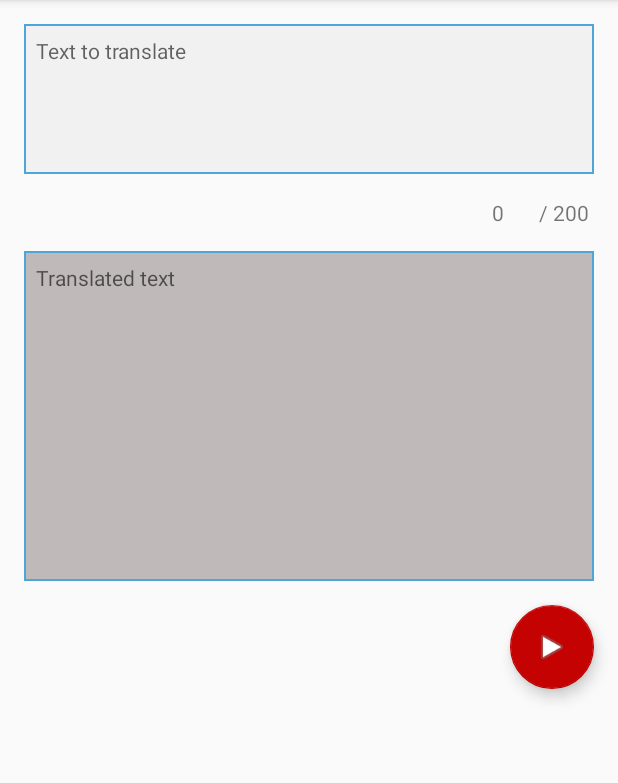
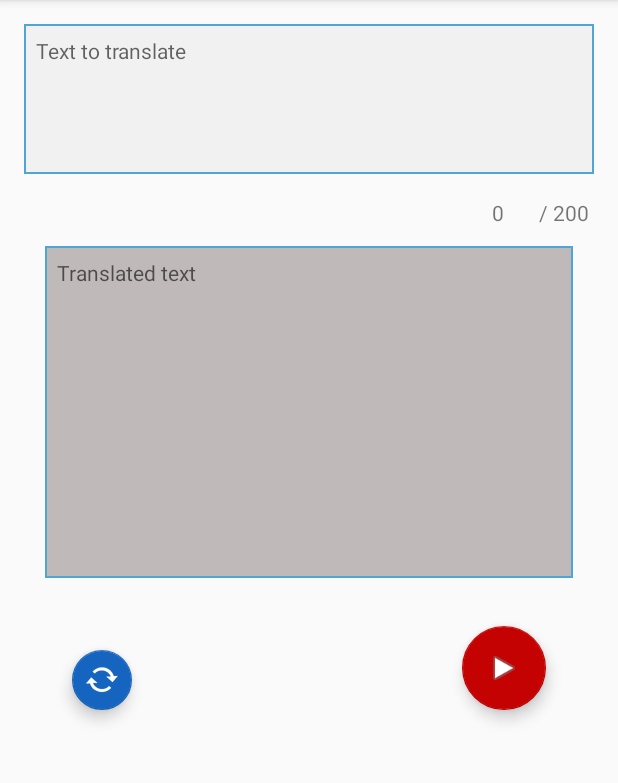
Before and after one commit to pepinpin/microMorse, an Android app: the screen it shows after launch (MainActivity), on a phone screen of 412 x 824 dp, the part 84-867 px from its top. Run offline under Robolectric (Android 15) with nearby library versions, the phone set to English and light mode, and no system bars; libraries missing offline, so code that uses them is left out: org.apache.commons; 3 statements that could not run were skipped.

Commit message:
- @TTM : Added "Repeat Button" - Speed up the emitting rate

```diff
--- a/app/src/main/AndroidManifest.xml
+++ b/app/src/main/AndroidManifest.xml
@@ -2,9 +2,9 @@
 <manifest xmlns:android="http://schemas.android.com/apk/res/android"
 		  package="net.biospherecorp.umorse">
 
-	<uses-permission android:name="android.permission.VIBRATE"/>
+	<uses-permission android:name="android.permission.VIBRATE" />
 	<uses-permission android:name="android.permission.CAMERA" />
-	<uses-feature android:name="android.hardware.camera" />
+	<uses-feature android:name="android.hardware.camera" android:required="false"/>
 
 	<application
 		android:allowBackup="true"
--- a/app/src/main/java/net/biospherecorp/umorse/MainActivity.java
+++ b/app/src/main/java/net/biospherecorp/umorse/MainActivity.java
@@ -21,11 +21,11 @@ public class MainActivity extends AppCompatActivity{
 	// Enum holding the name and values for the emitting speed
 	// used in the settings
 	enum Delays{
-		VERY_FAST(R.string.emitting_speed_very_fast ,600),
-		FAST(R.string.emitting_speed_fast,800),
-		NORMAL(R.string.emitting_speed_normal, 1000),
+		VERY_FAST(R.string.emitting_speed_very_fast ,300),
+		FAST(R.string.emitting_speed_fast,600),
+		NORMAL(R.string.emitting_speed_normal, 900),
 		SLOW(R.string.emitting_speed_slow, 1200),
-		VERY_SLOW(R.string.emitting_speed_very_slow, 1400);
+		VERY_SLOW(R.string.emitting_speed_very_slow, 1500);
 
 		int name;
 		int speed;
--- a/app/src/main/java/net/biospherecorp/umorse/MorseToTextFragment.java
+++ b/app/src/main/java/net/biospherecorp/umorse/MorseToTextFragment.java
@@ -73,15 +73,13 @@ public class MorseToTextFragment extends Fragment implements TranslateMorseTask.
 		// Instantiate the vibrator
 		mVib = (Vibrator) getActivity().getSystemService(VIBRATOR_SERVICE);
 
-
-
 		// Instantiate the Morse object, that will handle the translations (MTT and TTM)
 		_morse = Morse.getInstance(getActivity());
 
 		// get the buttons from the view
-		TextView delButton = (TextView) view.findViewById(R.id.delButton);
-		LiveButton dotButton = (LiveButton) view.findViewById(R.id.dot_button);
-		LiveButton dashButton = (LiveButton) view.findViewById(R.id.dash_button);
+		final TextView delButton = (TextView) view.findViewById(R.id.delButton);
+		final LiveButton dotButton = (LiveButton) view.findViewById(R.id.dot_button);
+		final LiveButton dashButton = (LiveButton) view.findViewById(R.id.dash_button);
 
 		final Button spaceButton = (Button) view.findViewById(R.id.space_button);
 
--- a/app/src/main/java/net/biospherecorp/umorse/SendMorseTask.java
+++ b/app/src/main/java/net/biospherecorp/umorse/SendMorseTask.java
@@ -34,7 +34,6 @@ class SendMorseTask extends AsyncTask<String, String, Void> {
 		_camera = new SimpleCamera(_main);
 
 		if(!_camera.initCamera()){
-//			_main.stopSending();
 			stopSendingMorse();
 		}
 
@@ -123,9 +122,8 @@ class SendMorseTask extends AsyncTask<String, String, Void> {
 	protected void onPostExecute(Void aVoid) {
 		super.onPostExecute(aVoid);
 
-		// stop the tasks and reset the button
-		//_main.stopSending();
-		stopSendingMorse();
+		TextToMorseFragment frag = (TextToMorseFragment) _main.getFragmentManager().findFragmentByTag("ttm");
+		frag.processPostExecute();
 
 	}
 
--- a/app/src/main/java/net/biospherecorp/umorse/TextToMorseFragment.java
+++ b/app/src/main/java/net/biospherecorp/umorse/TextToMorseFragment.java
@@ -15,14 +15,18 @@ import android.view.View;
 import android.view.ViewGroup;
 import android.widget.EditText;
 import android.widget.TextView;
+import android.widget.Toast;
 
 
 public class TextToMorseFragment extends Fragment implements TranslateMorseTask.AsyncResponse{
 
+	private static boolean REPEAT_SEND = false;
+
 	private Morse _morse;
 	private SendMorseTask _task;
-	//
+
 	private EditText textToTranslate;
+	private FloatingActionButton repeatButton;
 	private FloatingActionButton sendButton;
 
 	private TextView _translatedTextView;
@@ -36,6 +40,9 @@ public class TextToMorseFragment extends Fragment implements TranslateMorseTask.
 	// the colors used for the button
 	private int sendingColor;
 	private int notSendingColor;
+
+	private int repeatOnColor;
+	private int repeatOffColor;
 
 	// is it actually sending morse
 	private boolean isSending = false;
@@ -123,10 +130,38 @@ public class TextToMorseFragment extends Fragment implements TranslateMorseTask.
 		});
 
 
+	// Repeat Button
+		//
+		// the colors
+		repeatOnColor = getResources().getColor(R.color.repeatButtonOn);
+		repeatOffColor = getResources().getColor(R.color.repeatButtonOff);
+
+		// the Floating Action Button => repeat button
+		repeatButton = (FloatingActionButton) view.findViewById(R.id.repeatButton);
+
+		// set the color
+		repeatButton.setBackgroundTintList(ColorStateList.valueOf(repeatOffColor));
+
+		repeatButton.setOnClickListener(new View.OnClickListener() {
+			@Override
+			public void onClick(View view) {
+
+				REPEAT_SEND = !REPEAT_SEND;
+
+				// set the bkg color
+				if (REPEAT_SEND){
+					repeatButton.setBackgroundTintList(ColorStateList.valueOf(repeatOnColor));
+					Toast.makeText(getActivity(), "Repeat is ON", Toast.LENGTH_SHORT).show();
+				}else{
+					repeatButton.setBackgroundTintList(ColorStateList.valueOf(repeatOffColor));
+					Toast.makeText(getActivity(), "Repeat is OFF", Toast.LENGTH_SHORT).show();
+				}
+			}
+		});
+
 
 	// Send Button
 		//
-
 		// Colors for the send button
 		//
 		sendingColor = getResources().getColor(R.color.sendButtonSending);
@@ -191,8 +226,8 @@ public class TextToMorseFragment extends Fragment implements TranslateMorseTask.
 		}
 	}
 
-
 	// called by the TranslateMorseTask asyncTask
+	//
 	@Override
 	public void processResponse(String out) {
 
@@ -200,6 +235,23 @@ public class TextToMorseFragment extends Fragment implements TranslateMorseTask.
 		_translatedTextView.setText(_translatedString);
 	}
 
+	// Called by the sendMorseCode AsyncTask
+	//
+	void processPostExecute(){
+
+		if (REPEAT_SEND){
+
+			cancelTasks();
+
+			// send the morse code
+			_task = new SendMorseTask(((MainActivity) (getActivity())),
+					TextToMorseFragment.this);
+			_task.execute(_translatedString);
+		}else{
+
+			stopSending();
+		}
+	}
 
 	// stop everything,
 	// reset the button
@@ -214,15 +266,18 @@ public class TextToMorseFragment extends Fragment implements TranslateMorseTask.
 		// show the snack
 		showSnack(getString(R.string.snack_stop_sending), 500);
 
+		cancelTasks();
+	}
+
+	private void cancelTasks(){
+
 		// if a task is running,
 		// cancel it
 		if (_task != null){
 			_task.cancel(true);
 			_task = null;
 		}
-
 	}
-
 
 	// set the button is a specific state (sending/ not sending)
 	private void setButton(boolean isSending){
--- a/app/src/main/res/layout-w700dp/mtt_fragment.xml
+++ b/app/src/main/res/layout-w700dp/mtt_fragment.xml
@@ -23,7 +23,7 @@
 		android:hint="@string/translated_text"
 		android:inputType="textMultiLine|textNoSuggestions"
 		android:textIsSelectable="true"
-		android:textSize="14sp"
+		android:textSize="18sp"
 
 		android:scrollbars="vertical"
 
@@ -40,11 +40,11 @@
 		android:layout_marginLeft="128dp"
 		android:layout_marginStart="128dp"
 		app:layout_constraintTop_toTopOf="@+id/activity_main"
-		android:layout_marginTop="40dp"
+		android:layout_marginTop="48dp"
 		app:layout_constraintRight_toRightOf="@+id/activity_main"
 		android:layout_marginRight="128dp"
 		android:layout_marginEnd="128dp"
-		app:layout_constraintHorizontal_bias="1.0"/>
+		app:layout_constraintHorizontal_bias="0.33"/>
 
 	<view
 		android:id="@+id/dot_button"
@@ -87,12 +87,11 @@
 		android:paddingEnd="@dimen/textview_horizontal_padding"
 
 
+		app:layout_constraintTop_toTopOf="@+id/resultTextView"
+		android:layout_marginTop="110dp"
 		app:layout_constraintRight_toRightOf="@+id/resultTextView"
 		android:layout_marginRight="240dp"
-		android:layout_marginEnd="240dp"
-		tools:layout_constraintRight_creator="1"
-		app:layout_constraintBottom_toBottomOf="@+id/resultTextView"
-		tools:layout_constraintBottom_creator="1"/>
+		android:layout_marginEnd="240dp"/>
 
 	<view
 		android:id="@+id/dash_button"
@@ -139,13 +138,13 @@
 		android:includeFontPadding="false"
 
 		app:layout_constraintLeft_toRightOf="@+id/dot_button"
+		android:layout_marginLeft="64dp"
+		android:layout_marginStart="64dp"
 		app:layout_constraintTop_toBottomOf="@+id/resultTextView"
 		android:layout_marginTop="56dp"
-		android:layout_marginLeft="64dp"
-		android:layout_marginStart="64dp"
+		app:layout_constraintRight_toLeftOf="@+id/dash_button"
 		android:layout_marginRight="64dp"
 		android:layout_marginEnd="64dp"
-		app:layout_constraintRight_toLeftOf="@+id/dash_button"
 		app:layout_constraintHorizontal_bias="0.59"/>
 
 	<TextView
--- a/app/src/main/res/layout-w700dp/ttm_fragment.xml
+++ b/app/src/main/res/layout-w700dp/ttm_fragment.xml
@@ -1,5 +1,5 @@
 <?xml version="1.0" encoding="utf-8"?>
-<LinearLayout
+<android.support.constraint.ConstraintLayout
 	android:id="@+id/activity_main"
 	xmlns:android="http://schemas.android.com/apk/res/android"
 	xmlns:tools="http://schemas.android.com/tools"
@@ -23,16 +23,8 @@
 		android:imeOptions="actionDone"
 		android:inputType="textImeMultiLine"
 
-	android:layout_width="match_parent"
-	android:layout_height="100dp"
-
-	android:layout_marginTop="@dimen/activity_vertical_margin"
-	android:layout_marginBottom="@dimen/activity_vertical_margin"
-
-	android:layout_marginLeft="@dimen/activity_horizontal_margin"
-	android:layout_marginStart="@dimen/activity_horizontal_margin"
-	android:layout_marginRight="@dimen/activity_horizontal_margin"
-	android:layout_marginEnd="@dimen/activity_horizontal_margin"
+		android:layout_width="705dp"
+		android:layout_height="150dp"
 
 		android:paddingTop="@dimen/textview_vertical_padding"
 		android:paddingBottom="@dimen/textview_vertical_padding"
@@ -42,35 +34,45 @@
 
 		android:paddingRight="@dimen/textview_horizontal_padding"
 		android:paddingEnd="@dimen/textview_horizontal_padding"
-	/>
+		app:layout_constraintLeft_toLeftOf="@+id/activity_main"
+		android:layout_marginLeft="32dp"
+		android:layout_marginStart="32dp"
+		app:layout_constraintTop_toTopOf="@+id/activity_main"
+		android:layout_marginTop="32dp"
+		app:layout_constraintRight_toRightOf="@+id/activity_main"
+		android:layout_marginRight="32dp"
+		android:layout_marginEnd="32dp"
+		app:layout_constraintHorizontal_bias="0.57"/>
 
-	<LinearLayout
-	android:layout_width="match_parent"
-	android:layout_height="wrap_content"
-	android:gravity="end"
-	android:layout_marginRight="@dimen/activity_horizontal_margin"
-	android:layout_marginEnd="@dimen/activity_horizontal_margin"
-	>
+
 	<TextView
 		android:id="@+id/actualChar"
 		android:text="0"
-	android:layout_width="28dp"
+		android:textSize="18sp"
+		android:layout_width="40dp"
 		android:layout_height="wrap_content"
-	/>
+		app:layout_constraintTop_toBottomOf="@+id/toTranslateEditText"
+		android:layout_marginTop="24dp"
+		app:layout_constraintRight_toLeftOf="@+id/maxChar"/>
 
 	<TextView
 		android:id="@+id/maxChar"
 		android:text=" / 200"
-	android:layout_width="40dp"
+		android:textSize="18sp"
+		android:layout_width="64dp"
 		android:layout_height="wrap_content"
-	/>
-	</LinearLayout>
+		app:layout_constraintTop_toBottomOf="@+id/toTranslateEditText"
+		android:layout_marginTop="24dp"
+		app:layout_constraintRight_toRightOf="@+id/activity_main"
+		android:layout_marginRight="56dp"
+		android:layout_marginEnd="56dp"/>
+
 
 	<TextView
 		android:id="@+id/resultTextView"
 		android:background="@drawable/inactive_text_view"
 
-	android:layout_width="match_parent"
+		android:layout_width="0dp"
 		android:layout_height="220dp"
 
 		android:hint="@string/translated_text"
@@ -81,14 +83,6 @@
 
 		android:scrollbars="vertical"
 
-	android:layout_marginTop="@dimen/activity_vertical_margin"
-	android:layout_marginBottom="@dimen/activity_vertical_margin"
-
-	android:layout_marginLeft="@dimen/activity_horizontal_margin"
-	android:layout_marginStart="@dimen/activity_horizontal_margin"
-	android:layout_marginRight="@dimen/activity_horizontal_margin"
-	android:layout_marginEnd="@dimen/activity_horizontal_margin"
-
 		android:paddingTop="@dimen/textview_vertical_padding"
 		android:paddingLeft="@dimen/textview_horizontal_padding"
 		android:paddingStart="@dimen/textview_horizontal_padding"
@@ -97,17 +91,43 @@
 		android:paddingEnd="@dimen/textview_horizontal_padding"
 		android:paddingBottom="@dimen/textview_vertical_padding"
 
-	/>
+		app:layout_constraintLeft_toLeftOf="@+id/activity_main"
+		android:layout_marginLeft="16dp"
+		android:layout_marginStart="16dp"
+		app:layout_constraintTop_toBottomOf="@+id/toTranslateEditText"
+		android:layout_marginTop="72dp"
+		app:layout_constraintRight_toRightOf="@+id/activity_main"
+		android:layout_marginRight="16dp"
+		android:layout_marginEnd="16dp"
+		app:layout_constraintHorizontal_bias="0.37"/>
+
+
+	<android.support.design.widget.FloatingActionButton
+		android:id="@+id/repeatButton"
+		android:layout_width="wrap_content"
+		android:layout_height="wrap_content"
+
+		app:fabSize="mini"
+		android:src="@android:drawable/stat_notify_sync"
+
+		app:layout_constraintLeft_toLeftOf="@+id/activity_main"
+		android:layout_marginLeft="304dp"
+		android:layout_marginStart="304dp"
+		app:layout_constraintTop_toBottomOf="@+id/resultTextView"
+		android:layout_marginTop="72dp"/>
 
 
 	<android.support.design.widget.FloatingActionButton
 		android:id="@+id/sendMorseCodeButton"
 		android:layout_width="wrap_content"
 		android:layout_height="wrap_content"
-		android:layout_gravity="bottom|center"
 
 		app:fabSize="normal"
 		android:src="@android:drawable/ic_dialog_email"
-		/>
+		app:layout_constraintTop_toBottomOf="@+id/resultTextView"
+		android:layout_marginTop="56dp"
+		app:layout_constraintRight_toRightOf="@+id/activity_main"
+		android:layout_marginRight="272dp"
+		android:layout_marginEnd="272dp"/>
 
-</LinearLayout>
+</android.support.constraint.ConstraintLayout>
--- a/app/src/main/res/layout/ttm_fragment.xml
+++ b/app/src/main/res/layout/ttm_fragment.xml
@@ -1,5 +1,5 @@
 <?xml version="1.0" encoding="utf-8"?>
-<LinearLayout
+<android.support.constraint.ConstraintLayout
 	android:id="@+id/activity_main"
 	xmlns:android="http://schemas.android.com/apk/res/android"
 	xmlns:tools="http://schemas.android.com/tools"
@@ -22,16 +22,8 @@
 		android:imeOptions="actionDone"
 		android:inputType="textImeMultiLine"
 
-		android:layout_width="match_parent"
-		android:layout_height="100dp"
-
-		android:layout_marginTop="@dimen/activity_vertical_margin"
-		android:layout_marginBottom="@dimen/activity_vertical_margin"
-
-		android:layout_marginLeft="@dimen/activity_horizontal_margin"
-		android:layout_marginStart="@dimen/activity_horizontal_margin"
-		android:layout_marginRight="@dimen/activity_horizontal_margin"
-		android:layout_marginEnd="@dimen/activity_horizontal_margin"
+		android:layout_width="0dp"
+		android:layout_height="0dp"
 
 		android:paddingTop="@dimen/textview_vertical_padding"
 		android:paddingBottom="@dimen/textview_vertical_padding"
@@ -41,50 +33,60 @@
 
 		android:paddingRight="@dimen/textview_horizontal_padding"
 		android:paddingEnd="@dimen/textview_horizontal_padding"
-		/>
+		app:layout_constraintLeft_toLeftOf="@+id/activity_main"
+		android:layout_marginLeft="16dp"
+		android:layout_marginStart="16dp"
+		tools:layout_constraintLeft_creator="1"
+		app:layout_constraintTop_toTopOf="@+id/activity_main"
+		android:layout_marginTop="16dp"
+		tools:layout_constraintTop_creator="1"
+		app:layout_constraintRight_toRightOf="@+id/activity_main"
+		android:layout_marginRight="16dp"
+		android:layout_marginEnd="16dp"
+		tools:layout_constraintRight_creator="1"
+		app:layout_constraintBottom_toTopOf="@+id/maxChar"
+		android:layout_marginBottom="16dp"
+		tools:layout_constraintBottom_creator="1"/>
 
-	<LinearLayout
-		android:layout_width="match_parent"
-		android:layout_height="wrap_content"
-		android:gravity="end"
-		android:layout_marginRight="@dimen/activity_horizontal_margin"
-		android:layout_marginEnd="@dimen/activity_horizontal_margin"
-		>
+
 	<TextView
 		android:id="@+id/actualChar"
 		android:text="0"
 		android:layout_width="28dp"
 		android:layout_height="wrap_content"
-			/>
+		app:layout_constraintTop_toTopOf="@+id/activity_main"
+		android:layout_marginTop="132dp"
+		tools:layout_constraintTop_creator="1"
+		app:layout_constraintRight_toRightOf="@+id/toTranslateEditText"
+		android:layout_marginRight="40dp"
+		android:layout_marginEnd="40dp"
+		tools:layout_constraintRight_creator="1"/>
 
 	<TextView
 		android:id="@+id/maxChar"
 		android:text=" / 200"
-			android:layout_width="40dp"
+		android:layout_width="0dp"
 		android:layout_height="wrap_content"
-			/>
-	</LinearLayout>
+		app:layout_constraintLeft_toRightOf="@+id/actualChar"
+		tools:layout_constraintLeft_creator="1"
+		app:layout_constraintRight_toRightOf="@+id/toTranslateEditText"
+		tools:layout_constraintRight_creator="1"
+		app:layout_constraintBaseline_toBaselineOf="@+id/actualChar"
+		tools:layout_constraintBaseline_creator="1"/>
+
 
 	<TextView
 		android:id="@+id/resultTextView"
 		android:background="@drawable/inactive_text_view"
 
-		android:layout_width="match_parent"
-		android:layout_height="220dp"
+		android:layout_width="352dp"
+		android:layout_height="221dp"
 
 		android:hint="@string/translated_text"
 		android:textIsSelectable="true"
 		android:textColor="@android:color/black"
 
 		android:scrollbars="vertical"
-
-		android:layout_marginTop="@dimen/activity_vertical_margin"
-		android:layout_marginBottom="@dimen/activity_vertical_margin"
-
-		android:layout_marginLeft="@dimen/activity_horizontal_margin"
-		android:layout_marginStart="@dimen/activity_horizontal_margin"
-		android:layout_marginRight="@dimen/activity_horizontal_margin"
-		android:layout_marginEnd="@dimen/activity_horizontal_margin"
 
 		android:paddingTop="@dimen/textview_vertical_padding"
 		android:paddingLeft="@dimen/textview_horizontal_padding"
@@ -94,20 +96,45 @@
 		android:paddingEnd="@dimen/textview_horizontal_padding"
 		android:paddingBottom="@dimen/textview_vertical_padding"
 
-		/>
 
+		app:layout_constraintLeft_toLeftOf="@+id/activity_main"
+		android:layout_marginLeft="16dp"
+		android:layout_marginStart="16dp"
+		app:layout_constraintTop_toBottomOf="@+id/toTranslateEditText"
+		android:layout_marginTop="48dp"
+		app:layout_constraintRight_toRightOf="@+id/activity_main"
+		android:layout_marginRight="16dp"
+		android:layout_marginEnd="16dp"
+		tools:layout_constraintRight_creator="1"/>
+
+
+	<android.support.design.widget.FloatingActionButton
+		android:id="@+id/repeatButton"
+		android:layout_width="wrap_content"
+		android:layout_height="wrap_content"
+
+		app:fabSize="mini"
+		android:src="@android:drawable/stat_notify_sync"
+
+		app:layout_constraintLeft_toLeftOf="@+id/activity_main"
+		android:layout_marginLeft="48dp"
+		android:layout_marginStart="48dp"
+		app:layout_constraintTop_toBottomOf="@+id/resultTextView"
+		android:layout_marginTop="48dp"/>
 
 	<android.support.design.widget.FloatingActionButton
 		android:id="@+id/sendMorseCodeButton"
 		android:layout_width="wrap_content"
 		android:layout_height="wrap_content"
-		android:layout_gravity="bottom|end"
 
-		android:layout_marginRight="16dp"
-		android:layout_marginEnd="16dp"
-		android:layout_marginBottom="20dp"
 		app:fabSize="normal"
-		android:src="@android:drawable/ic_dialog_email"/>
+		android:src="@android:drawable/ic_dialog_email"
+
+		app:layout_constraintTop_toBottomOf="@+id/resultTextView"
+		android:layout_marginTop="32dp"
+		app:layout_constraintRight_toRightOf="@+id/activity_main"
+		android:layout_marginRight="48dp"
+		android:layout_marginEnd="48dp"/>
 
 
-</LinearLayout>
+</android.support.constraint.ConstraintLayout>
--- a/app/src/main/res/values-w700dp/dimens.xml
+++ b/app/src/main/res/values-w700dp/dimens.xml
@@ -1,5 +1,8 @@
 <resources>
 	<!-- Default screen margins, per the Android Design guidelines. -->
-	<dimen name="activity_horizontal_margin">32dp</dimen>
-	<dimen name="activity_vertical_margin">32dp</dimen>
+	<dimen name="activity_horizontal_margin">128dp</dimen>
+	<dimen name="activity_vertical_margin">128dp</dimen>
+
+	<dimen name="textview_vertical_padding">12dp</dimen>
+	<dimen name="textview_horizontal_padding">12dp</dimen>
 </resources>
--- a/app/src/main/res/values/colors.xml
+++ b/app/src/main/res/values/colors.xml
@@ -10,6 +10,8 @@
 <color name="sendButtonNotSending">@color/colorPrimary</color>
 <color name="sendButtonSending">@color/colorAccent</color>
 
+<color name="delButton">#42a5f5</color>
 
-<color name="delButton">#42a5f5</color>
+<color name="repeatButtonOn">#8c9eff</color>
+<color name="repeatButtonOff">#1565c0</color>
 </resources>
--- a/app/src/main/res/values/styles.xml
+++ b/app/src/main/res/values/styles.xml
@@ -1,8 +1,5 @@
 <?xml version="1.0" encoding="utf-8"?>
 <resources>
-
-	<!--TODO: Find why menus/dialog look bad on kitkat !!-->
-
 	<!-- Base application theme. -->
 	<style name="AppTheme" parent="@style/Theme.AppCompat.Light.DarkActionBar">
 		<!-- Customize your theme here. -->
```
Lines whose indentation alone changed are shown as unchanged.
